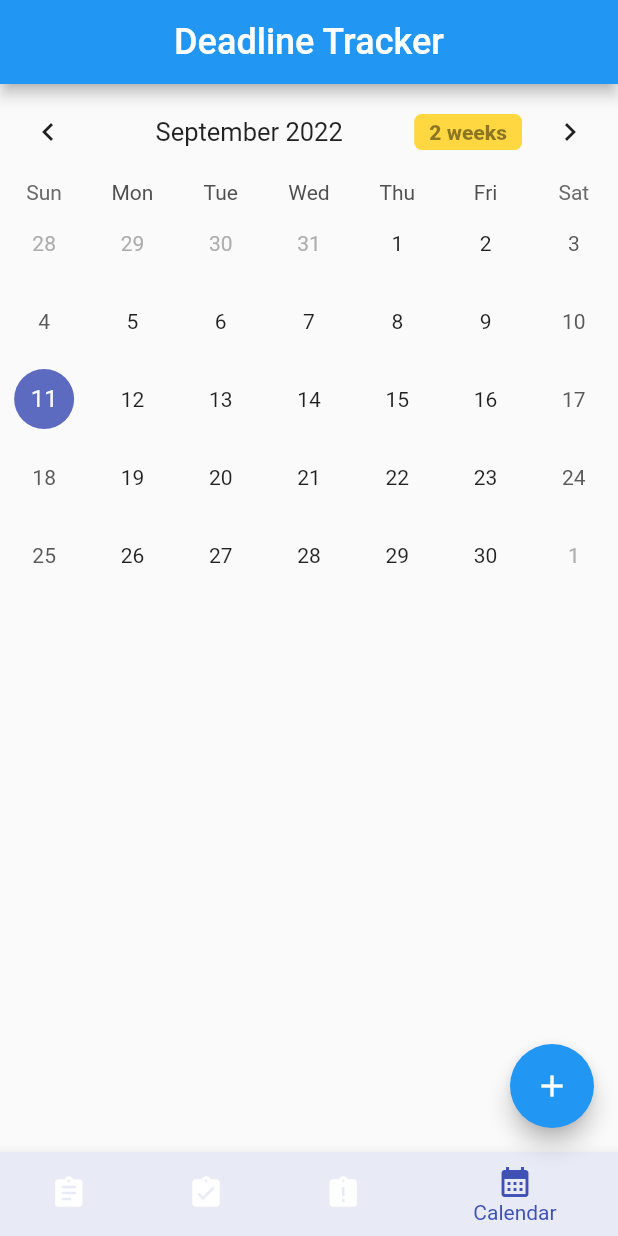
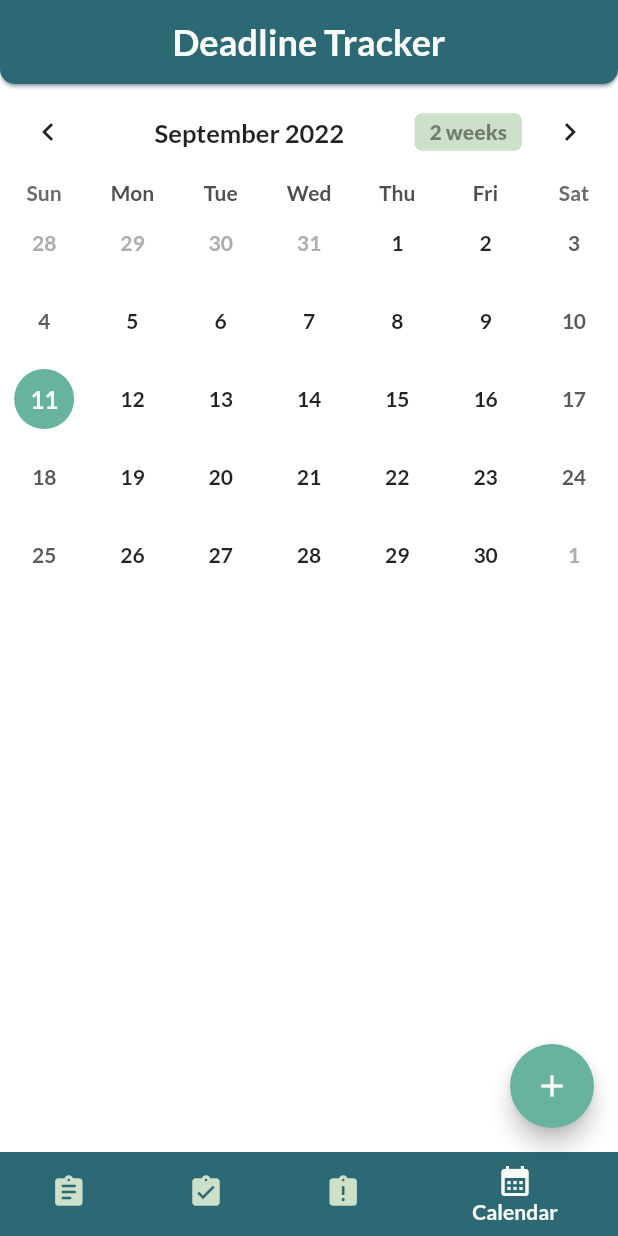
Before and after one commit to Miss0range/dlplanner, a Flutter app: the screen it shows after launch, item 4 of the bottom bar chosen, on a phone screen of 412 x 824 dp. Run offline on Flutter 3.47's test engine with Material 2 defaults, Android fonts, the light colour scheme and no system bars; drawn by our look-alikes of table_calendar; our stand-ins replace hive, hive_flutter; accounts and stored records are empty; Roboto replaces fonts that are missing (lato).

Commit message:
Add light theme

```diff
--- a/lib/main.dart
+++ b/lib/main.dart
@@ -1,4 +1,5 @@
 
+import 'package:deadline_planner/theme/theme_constants.dart';
 import 'package:flutter/material.dart';
 import 'pages/home.dart';
 import 'pages/form.dart';
@@ -18,10 +19,11 @@ Future<void> main() async{
 
   var box = await Hive.openBox('listBox');
 
-
   runApp(ListContainer(
     listBox: box,
     child: MaterialApp(
+      theme: lightTheme,
+      darkTheme: darkTheme,
       initialRoute: '/',
       routes: {
         '/': (context) => Home(),
--- a/lib/pages/calendar.dart
+++ b/lib/pages/calendar.dart
@@ -70,7 +70,7 @@ class _TaskCalendarState extends State<TaskCalendar> {
 
   //build widget function
   Widget _buildTodoTitle() {
-    if ((selectedPastEvents[selectedDay]??[]).isEmpty) {
+    if ((selectedTodoEvents[selectedDay]??[]).isEmpty) {
       return SizedBox.shrink();
     } else {
       return Padding(
@@ -79,7 +79,7 @@ class _TaskCalendarState extends State<TaskCalendar> {
           'Todo',
           style: TextStyle(
             fontSize: 20.0,
-            color: Theme.of(context).primaryColorDark,
+            color: Theme.of(context).colorScheme.primary,
           ),
         ),
       );
@@ -96,7 +96,7 @@ class _TaskCalendarState extends State<TaskCalendar> {
           'Finished',
           style: TextStyle(
             fontSize: 20.0,
-            color: Theme.of(context).primaryColorDark,
+            color: Theme.of(context).colorScheme.primary,
           ),
         ),
       );
@@ -113,7 +113,8 @@ class _TaskCalendarState extends State<TaskCalendar> {
           'Past Due',
           style: TextStyle(
             fontSize: 20.0,
-            color: Theme.of(context).primaryColorDark,
+            fontWeight: FontWeight.w700,
+            color: Theme.of(context).colorScheme.primary,
           ),
         ),
       );
@@ -158,7 +159,7 @@ class _TaskCalendarState extends State<TaskCalendar> {
               formatButtonVisible: true,
               formatButtonShowsNext: true,
               formatButtonDecoration: BoxDecoration(
-                color: Colors.amberAccent,
+                color: Theme.of(context).colorScheme.surface,
                 borderRadius: BorderRadius.circular(5.0),
               ),
               formatButtonTextStyle: TextStyle(
@@ -169,7 +170,15 @@ class _TaskCalendarState extends State<TaskCalendar> {
 
             calendarStyle: CalendarStyle(
               markerDecoration: BoxDecoration(
+                color: Theme.of(context).colorScheme.secondary,
+                shape: BoxShape.circle,
+              ),
+              todayDecoration: BoxDecoration(
                 color: Theme.of(context).colorScheme.inversePrimary,
+                shape: BoxShape.circle,
+              ),
+              selectedDecoration: BoxDecoration(
+                color: Theme.of(context).colorScheme.inverseSurface,
                 shape: BoxShape.circle,
               ),
             ),
@@ -182,11 +191,11 @@ class _TaskCalendarState extends State<TaskCalendar> {
                       shape: RoundedRectangleBorder(
                         borderRadius: BorderRadius.all(Radius.circular(12.0)),
                       ),
-                      tileColor: Theme.of(context).colorScheme.surfaceVariant,
+                      tileColor: Theme.of(context).colorScheme.errorContainer,
                       title: Text(
                         e.toString(),
                         style: TextStyle(
-                          color: Theme.of(context).primaryColor,
+                          color: Theme.of(context).colorScheme.primary,
                           fontFamily: 'lato',
                           fontWeight: FontWeight.w700,
                         ),
@@ -207,11 +216,11 @@ class _TaskCalendarState extends State<TaskCalendar> {
                       shape: const RoundedRectangleBorder(
                         borderRadius: BorderRadius.all(Radius.circular(12.0)),
                       ),
-                      tileColor: Theme.of(context).colorScheme.inversePrimary,
+                      tileColor: Theme.of(context).colorScheme.onErrorContainer,
                       title: Text(
                         e.toString(),
                         style: TextStyle(
-                          color: Theme.of(context).primaryColor,
+                          color: Theme.of(context).colorScheme.primary,
                           fontFamily: 'lato',
                           fontWeight: FontWeight.w700,
                         ),
@@ -232,11 +241,11 @@ class _TaskCalendarState extends State<TaskCalendar> {
                       shape: const RoundedRectangleBorder(
                         borderRadius: BorderRadius.all(Radius.circular(12.0)),
                       ),
-                      tileColor: Theme.of(context).disabledColor,
+                      tileColor: Colors.grey.shade200,
                       title: Text(
                         e.toString(),
                         style: TextStyle(
-                          color: Theme.of(context).primaryColor,
+                          color: Theme.of(context).colorScheme.primary,
                           fontFamily: 'lato',
                           fontWeight: FontWeight.w700,
                         ),
--- a/lib/pages/home.dart
+++ b/lib/pages/home.dart
@@ -42,14 +42,15 @@ class _HomeState extends State<Home> {
            'Deadline Tracker',
            style: TextStyle(
              fontSize: 24.0,
-             fontWeight: FontWeight.w500,
-           ),
+             fontWeight: FontWeight.w700,
+         ),
          ),
          // leading: Text(
          //   DateFormat.MMMd().format(DateTime.now()),
          // ),
        ),
       body: bodyWidgets[_selectedIndex],
+      extendBody: true,
       floatingActionButton: FloatingActionButton(
         onPressed: () async{
           dynamic task = await Navigator.pushNamed(context, '/form');
@@ -64,31 +65,28 @@ class _HomeState extends State<Home> {
         child: const Icon(Icons.add),
       ) ,
       bottomNavigationBar: BottomNavigationBar(
-        items: <BottomNavigationBarItem>[
+        type: BottomNavigationBarType.shifting,
+        backgroundColor: Theme.of(context).colorScheme.error,
+        items: const <BottomNavigationBarItem>[
           BottomNavigationBarItem(
             icon: Icon(Icons.assignment_rounded),
             label: 'Todo',
-            backgroundColor: Colors.indigo[50],
           ),
           BottomNavigationBarItem(
             icon: Icon(Icons.assignment_turned_in),
             label: 'Done',
-            backgroundColor: Colors.indigo[50],
           ),
           BottomNavigationBarItem(
             icon: Icon(Icons.assignment_late),
             label: 'Past Due',
-            backgroundColor: Colors.indigo[50],
           ),
           BottomNavigationBarItem(
             icon: Icon(Icons.calendar_month),
             label: 'Calendar',
-            backgroundColor: Colors.indigo[50],
           ),
         ],
         currentIndex: _selectedIndex,
         onTap: onNavTapped,
-        selectedItemColor: Colors.indigo[500],
       ),
     );
   }
```
Also changed, not shown: lib/pages/form.dart (+7 -1 lines), lib/service/taskTemplate.dart (+15 -13 lines), lib/theme/theme_constants.dart (added, +129 -0 lines).
